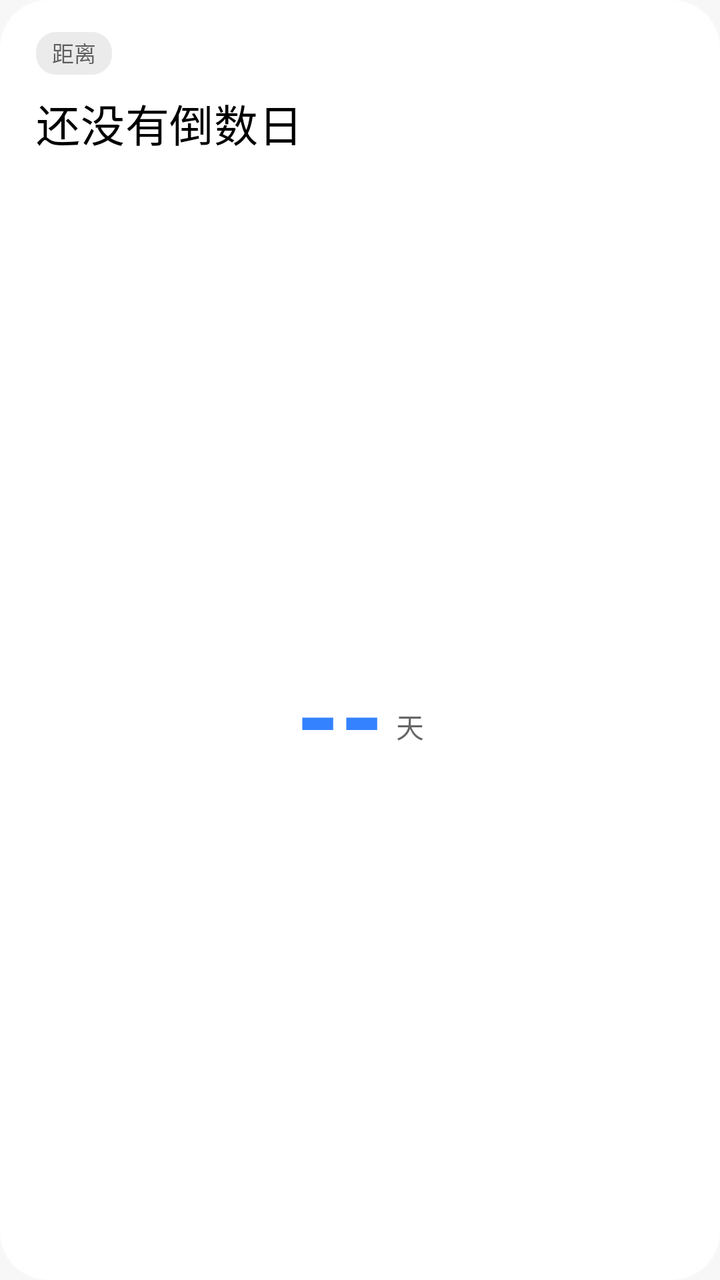
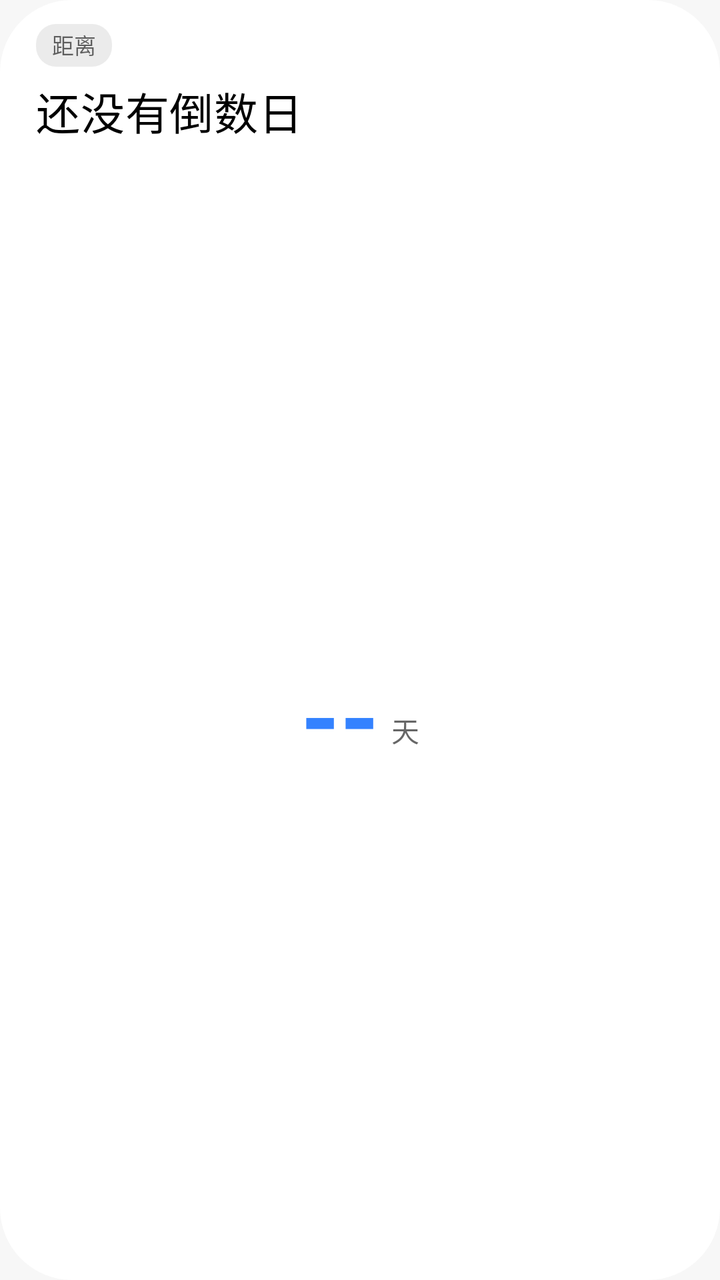

Before-and-after screenshots of an Android layout around one commit, followed by the original layout XML and the change that was made.
<!-- AndroidManifest.xml: application theme Theme.HyperMatter -->
<!-- res/layout/widget_card.xml -->
<?xml version="1.0" encoding="utf-8"?>
<LinearLayout xmlns:android="http://schemas.android.com/apk/res/android"
    android:id="@+id/widget_root"
    android:layout_width="match_parent"
    android:layout_height="match_parent"
    android:gravity="center"
    android:orientation="vertical">

    <LinearLayout
        android:id="@+id/widget_card_box"
        android:layout_width="match_parent"
        android:layout_height="match_parent"
        android:background="@drawable/widget_bg"
        android:orientation="vertical"
        android:paddingStart="18dp"
        android:paddingTop="16dp"
        android:paddingEnd="18dp"
        android:paddingBottom="16dp">

        <LinearLayout
            android:layout_width="match_parent"
            android:layout_height="wrap_content"
            android:gravity="center_vertical"
            android:orientation="horizontal">

            <TextView
                android:id="@+id/widget_tag"
                android:layout_width="wrap_content"
                android:layout_height="wrap_content"
                android:background="@drawable/widget_tag_bg"
                android:paddingStart="8dp"
                android:paddingTop="2dp"
                android:paddingEnd="8dp"
                android:paddingBottom="3dp"
                android:text="距离"
                android:textColor="@color/widget_text_secondary"
                android:textSize="11sp" />

            <TextView
                android:layout_width="0dp"
                android:layout_height="wrap_content"
                android:layout_weight="1"
                android:text="" />

            <TextView
                android:id="@+id/widget_today"
                android:layout_width="wrap_content"
                android:layout_height="wrap_content"
                android:text=""
                android:textColor="@color/widget_text_secondary"
                android:textSize="11sp" />
        </LinearLayout>

        <TextView
            android:id="@+id/widget_title"
            android:layout_width="match_parent"
            android:layout_height="wrap_content"
            android:layout_marginTop="8dp"
            android:ellipsize="end"
            android:fontFamily="sans-serif-medium"
            android:letterSpacing="0.01"
            android:maxLines="1"
            android:text="@string/widget_empty_title"
            android:textColor="@color/widget_text_primary"
            android:textSize="22sp" />

        <TextView
            android:id="@+id/widget_date"
            android:layout_width="match_parent"
            android:layout_height="wrap_content"
            android:layout_marginTop="3dp"
            android:ellipsize="end"
            android:maxLines="1"
            android:text=""
            android:textColor="@color/widget_text_secondary"
            android:textSize="12sp" />

        
        <TextView
            android:layout_width="match_parent"
            android:layout_height="0dp"
            android:layout_weight="1"
            android:text="" />

        <LinearLayout
            android:layout_width="wrap_content"
            android:layout_height="wrap_content"
            android:layout_gravity="center_horizontal"
            android:gravity="bottom"
            android:orientation="horizontal">

            <TextView
                android:id="@+id/widget_days"
                android:layout_width="wrap_content"
                android:layout_height="wrap_content"
                android:fontFamily="sans-serif"
                android:includeFontPadding="false"
                android:text="--"
                android:textColor="@color/widget_accent"
                android:textSize="56sp"
                android:textStyle="bold" />

            <TextView
                android:id="@+id/widget_days_unit"
                android:layout_width="wrap_content"
                android:layout_height="wrap_content"
                android:layout_marginStart="6dp"
                android:layout_marginBottom="10dp"
                android:text="天"
                android:textColor="@color/widget_text_secondary"
                android:textSize="14sp" />
        </LinearLayout>

        <TextView
            android:layout_width="match_parent"
            android:layout_height="0dp"
            android:layout_weight="1"
            android:text="" />
    </LinearLayout>
</LinearLayout>
<!-- resources referenced by this layout -->
<resources>
  <color name="widget_accent">#FF3482FF</color>
  <color name="widget_text_primary">#FF000000</color>
  <color name="widget_text_secondary">#99000000</color>
  <!-- drawable widget_bg (drawable) -->
  <?xml version="1.0" encoding="utf-8"?>
  <shape xmlns:android="http://schemas.android.com/apk/res/android">
      <solid android:color="@color/widget_bg" />
      <corners android:radius="24dp" />
  </shape>
  <!-- drawable widget_tag_bg (drawable) -->
  <?xml version="1.0" encoding="utf-8"?>
  <shape xmlns:android="http://schemas.android.com/apk/res/android"
      android:shape="rectangle">
      <solid android:color="@color/widget_tag_bg" />
      <corners android:radius="10dp" />
  </shape>
  <string name="widget_empty_title">还没有倒数日</string>
  <style name="Theme.HyperMatter" parent="android:Theme.Material.NoActionBar">
          <item name="android:statusBarColor">@android:color/transparent</item>
          <item name="android:windowLightStatusBar">true</item>
          <item name="android:navigationBarColor">@android:color/transparent</item>
          
          <item name="android:windowBackground">#FFF7F7F7</item>
          <item name="android:windowSplashScreenBackground">#FFF7F7F7</item>
      </style>
  <color name="widget_bg">#FFFFFFFF</color>
  <color name="widget_tag_bg">#14000000</color>
</resources>

<!-- the commit's change to res/layout/widget_card.xml (unified diff, before → after) -->
@@ -3,19 +3,19 @@
     android:id="@+id/widget_root"
     android:layout_width="match_parent"
     android:layout_height="match_parent"
-    android:gravity="center"
+    android:gravity="center_horizontal"
     android:orientation="vertical">
 
     <LinearLayout
         android:id="@+id/widget_card_box"
         android:layout_width="match_parent"
         android:layout_height="match_parent"
-        android:background="@drawable/widget_bg"
+        android:background="@drawable/widget_card_bg"
         android:orientation="vertical"
         android:paddingStart="18dp"
-        android:paddingTop="16dp"
+        android:paddingTop="12dp"
         android:paddingEnd="18dp"
-        android:paddingBottom="16dp">
+        android:paddingBottom="10dp">
 
         <LinearLayout
             android:layout_width="match_parent"
@@ -55,7 +55,7 @@
             android:id="@+id/widget_title"
             android:layout_width="match_parent"
             android:layout_height="wrap_content"
-            android:layout_marginTop="8dp"
+            android:layout_marginTop="6dp"
             android:ellipsize="end"
             android:fontFamily="sans-serif-medium"
             android:letterSpacing="0.01"
@@ -68,7 +68,7 @@
             android:id="@+id/widget_date"
             android:layout_width="match_parent"
             android:layout_height="wrap_content"
-            android:layout_marginTop="3dp"
+            android:layout_marginTop="2dp"
             android:ellipsize="end"
             android:maxLines="1"
             android:text=""
@@ -97,7 +97,7 @@
                 android:includeFontPadding="false"
                 android:text="--"
                 android:textColor="@color/widget_accent"
-                android:textSize="56sp"
+                android:textSize="50sp"
                 android:textStyle="bold" />
 
             <TextView
@@ -105,7 +105,7 @@
                 android:layout_width="wrap_content"
                 android:layout_height="wrap_content"
                 android:layout_marginStart="6dp"
-                android:layout_marginBottom="10dp"
+                android:layout_marginBottom="6dp"
                 android:text="天"
                 android:textColor="@color/widget_text_secondary"
                 android:textSize="14sp" />
<!-- resource entries referenced after the edit -->
@@ -3,11 +3,12 @@
   <color name="widget_accent">#FF3482FF</color>
   <color name="widget_text_primary">#FF000000</color>
   <color name="widget_text_secondary">#99000000</color>
-  <!-- drawable widget_bg (drawable) -->
+  <!-- drawable widget_card_bg (drawable) -->
   <?xml version="1.0" encoding="utf-8"?>
-  <shape xmlns:android="http://schemas.android.com/apk/res/android">
+  <shape xmlns:android="http://schemas.android.com/apk/res/android"
+      android:shape="rectangle">
       <solid android:color="@color/widget_bg" />
-      <corners android:radius="24dp" />
+      <corners android:radius="36dp" />
   </shape>
   <!-- drawable widget_tag_bg (drawable) -->
   <?xml version="1.0" encoding="utf-8"?>
